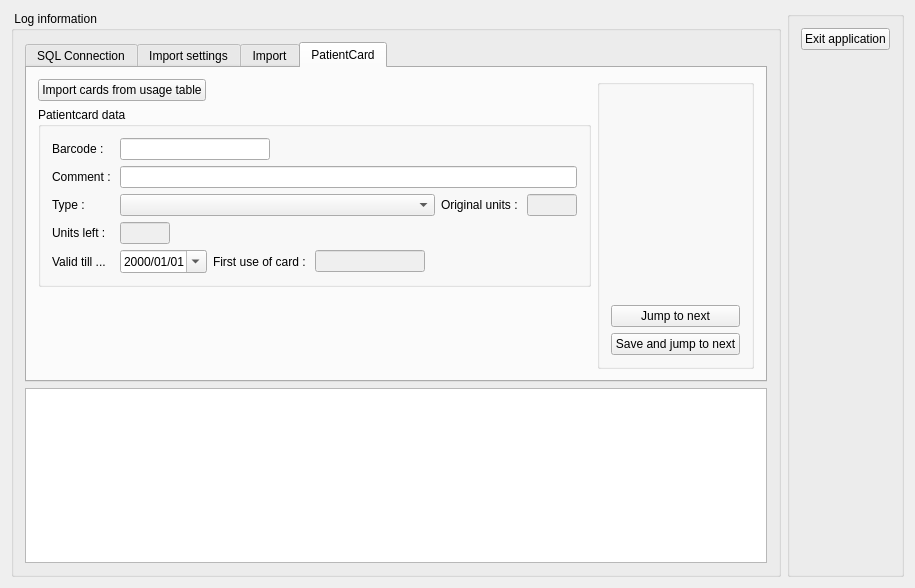
Before: the Qt Designer form dbtool/cdlgmain.ui in tbikfalvi/Belenus, drawn with Qt 5.
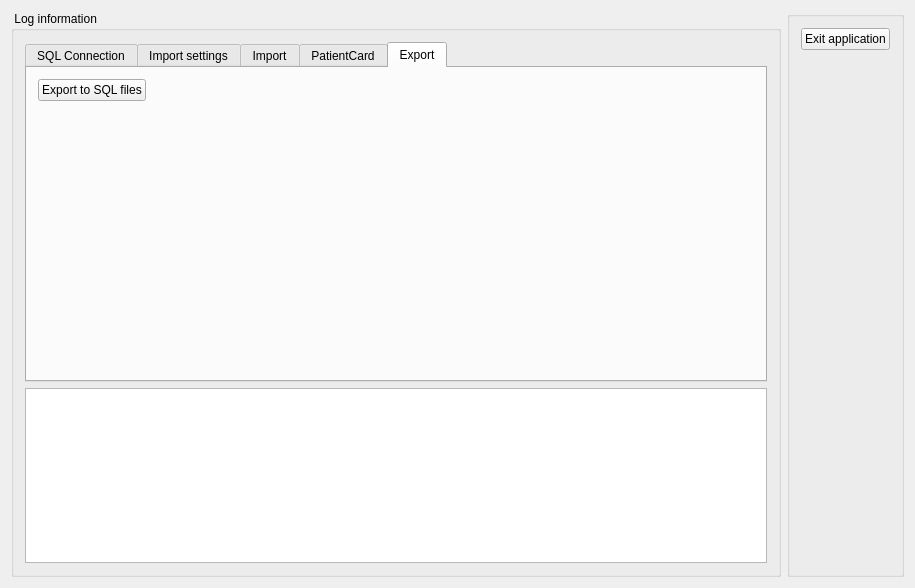
After: the same form once the commit is applied.

Patch:
```diff
--- a/dbtool/cdlgmain.ui
+++ b/dbtool/cdlgmain.ui
@@ -25,7 +25,7 @@
         <item>
          <widget class="QTabWidget" name="tabWidget">
           <property name="currentIndex">
-           <number>3</number>
+           <number>4</number>
           </property>
           <widget class="QWidget" name="tab">
            <attribute name="title">
@@ -669,6 +669,50 @@
             </item>
            </layout>
           </widget>
+          <widget class="QWidget" name="tab_5">
+           <attribute name="title">
+            <string>Export</string>
+           </attribute>
+           <layout class="QVBoxLayout" name="verticalLayout_10">
+            <item>
+             <layout class="QHBoxLayout" name="horizontalLayout_12">
+              <item>
+               <widget class="QPushButton" name="pbExportToSQL">
+                <property name="text">
+                 <string>Export to SQL files</string>
+                </property>
+               </widget>
+              </item>
+              <item>
+               <spacer name="horizontalSpacer_9">
+                <property name="orientation">
+                 <enum>Qt::Horizontal</enum>
+                </property>
+                <property name="sizeHint" stdset="0">
+                 <size>
+                  <width>40</width>
+                  <height>20</height>
+                 </size>
+                </property>
+               </spacer>
+              </item>
+             </layout>
+            </item>
+            <item>
+             <spacer name="verticalSpacer_8">
+              <property name="orientation">
+               <enum>Qt::Vertical</enum>
+              </property>
+              <property name="sizeHint" stdset="0">
+               <size>
+                <width>20</width>
+                <height>264</height>
+               </size>
+              </property>
+             </spacer>
+            </item>
+           </layout>
+          </widget>
          </widget>
         </item>
         <item>
```
